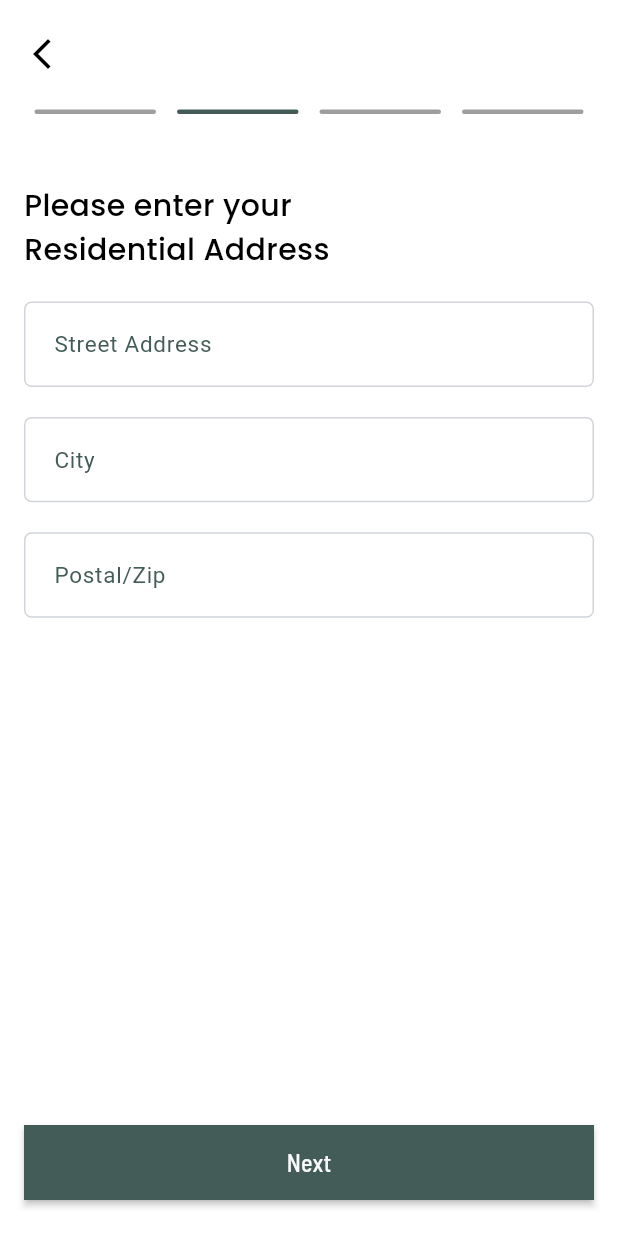
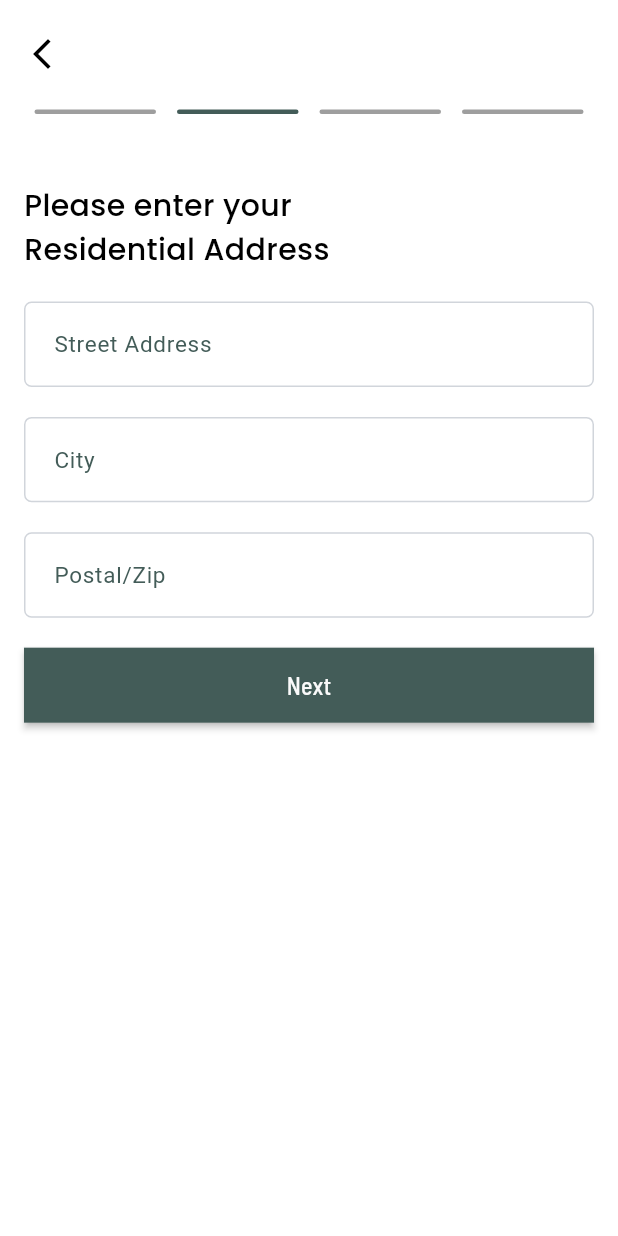
Before and after one commit to Zunairshaikh19/whles, a Flutter app: the VerifyFormStep1View screen opened directly, after a tap on "Next", on a phone screen of 412 x 824 dp. Run offline on Flutter 3.47's test engine with Material 3 defaults, Android fonts, the phone set to English and light mode, and no system bars; our stand-ins replace cached_network_image, cloud_firestore, file_picker, firebase_auth, firebase_core, firebase_storage and 9 more; accounts and stored records are empty; Roboto replaces fonts that are missing (RobotoCondensed).

Commit message:
fix all bugs
done

```diff
--- a/Wales-design-profile/lib/profile/views/verify_form_pending_view.dart
+++ b/Wales-design-profile/lib/profile/views/verify_form_pending_view.dart
@@ -1,4 +1,5 @@
 import 'package:app/admin/dashboard.dart';
+import 'package:app/check_profile.dart';
 import 'package:app/constants/strings.dart';
 import 'package:app/constants/typography.dart';
 import 'package:app/widgets/custom_buttons.dart';
@@ -49,7 +50,7 @@ class VerifyFormPendingView extends StatelessWidget {
                   // Navigate back to the profile screen
                   Navigator.of(context).pushAndRemoveUntil(MaterialPageRoute(
                     builder: (_) {
-                      return const Home();
+                      return const CheckProfile();
                     },
                   ), (route) => false);
 
--- a/Wales-design-profile/lib/profile/views/verify_form_step1_view.dart
+++ b/Wales-design-profile/lib/profile/views/verify_form_step1_view.dart
@@ -17,8 +17,13 @@ class _VerifyFormStep1ViewState extends State<VerifyFormStep1View> {
   final TextEditingController _firstNameController = TextEditingController();
   final TextEditingController _secondNameController = TextEditingController();
   final FirebaseFirestore _firestore = FirebaseFirestore.instance;
+  bool _isLoading = false;
 
   void _createFirestoreDocument() async {
+    setState(() {
+      _isLoading = true;
+    });
+
     String firstName = _firstNameController.text.trim();
     String lastName = _secondNameController.text.trim();
 
@@ -39,6 +44,10 @@ class _VerifyFormStep1ViewState extends State<VerifyFormStep1View> {
       ScaffoldMessenger.of(context).showSnackBar(
         SnackBar(content: Text('Failed to create Firestore document: $e')),
       );
+    } finally {
+      setState(() {
+        _isLoading = false;
+      });
     }
   }
 
@@ -49,7 +58,9 @@ class _VerifyFormStep1ViewState extends State<VerifyFormStep1View> {
       body: SafeArea(
         child: Padding(
           padding: const EdgeInsets.symmetric(horizontal: 16, vertical: 24),
-          child: Column(
+          child: Stack(
+            children: [
+              Column(
                 crossAxisAlignment: CrossAxisAlignment.start,
                 children: [
                   GestureDetector(
@@ -82,6 +93,12 @@ class _VerifyFormStep1ViewState extends State<VerifyFormStep1View> {
                   ),
                 ],
               ),
+              if (_isLoading)
+                Center(
+                  child: CircularProgressIndicator(),
+                ),
+            ],
+          ),
         ),
       ),
     );
--- a/Wales-design-profile/lib/profile/views/verify_form_step2_view.dart
+++ b/Wales-design-profile/lib/profile/views/verify_form_step2_view.dart
@@ -21,8 +21,13 @@ class _VerifyFormStep2ViewState extends State<VerifyFormStep2View> {
   final TextEditingController _cityController = TextEditingController();
   final TextEditingController _postalCodeController = TextEditingController();
   final FirebaseFirestore _firestore = FirebaseFirestore.instance;
+  bool _isLoading = false;
 
   void _updateFirestore() async {
+    setState(() {
+      _isLoading = true;
+    });
+
     String streetAddress = _streetAddressController.text.trim();
     String city = _cityController.text.trim();
     String postalCode = _postalCodeController.text.trim();
@@ -44,6 +49,10 @@ class _VerifyFormStep2ViewState extends State<VerifyFormStep2View> {
       ScaffoldMessenger.of(context).showSnackBar(
         SnackBar(content: Text('Failed to update Firestore: $e')),
       );
+    } finally {
+      setState(() {
+        _isLoading = false;
+      });
     }
   }
 
@@ -54,6 +63,9 @@ class _VerifyFormStep2ViewState extends State<VerifyFormStep2View> {
       body: SafeArea(
         child: Padding(
           padding: const EdgeInsets.symmetric(horizontal: 16, vertical: 24),
+          child: Stack(
+            children: [
+              SingleChildScrollView(
                 child: Column(
                   crossAxisAlignment: CrossAxisAlignment.start,
                   children: [
@@ -85,10 +97,17 @@ class _VerifyFormStep2ViewState extends State<VerifyFormStep2View> {
                       hintText: 'Postal/Zip',
                       controller: _postalCodeController,
                     ),
-              const Spacer(),
+                    const SizedBox(height: 20),
                     PrimaryButton(
                       title: 'Next',
                       onTap: _updateFirestore,
+                    ),
+                  ],
+                ),
+              ),
+              if (_isLoading)
+                Center(
+                  child: CircularProgressIndicator(),
                 ),
             ],
           ),
```
Also changed, not shown: Wales-design-profile/lib/home_screens/accounts.dart (+29 -28 lines), Wales-design-profile/lib/profile/views/verify_form_step3_view.dart (+20 -1 lines), Wales-design-profile/lib/profile/views/verify_form_step4_view.dart (+37 -8 lines), Wales-design-profile/lib/profile/views/verify_otp_view.dart (+19 -3 lines), Wales-design-profile/lib/profile/views/verify_phone_field_view.dart (+29 -2 lines). Lines whose indentation alone changed are shown as unchanged.
